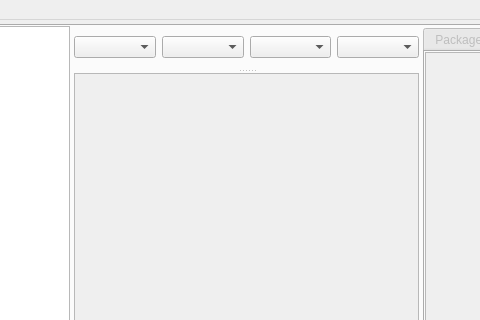
Before: the Qt Designer form obslight/ObsLightGui/ui/obsLightMain.ui in ronan22/obs-light, drawn with Qt 5; both pictures show x 210 to 690 and y 0 to 320 of the 1070 by 800 pixel window.
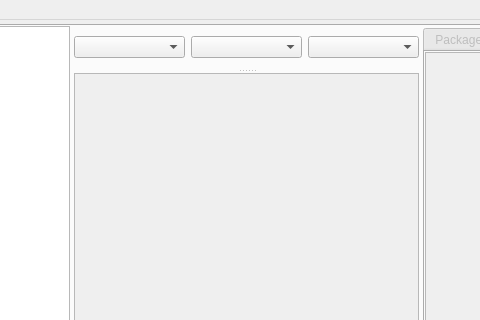
After: the same form once the commit is applied. Icons and pictures are not drawn. Custom widgets are drawn as their Qt base class.

Commit message: - Remove OBS status from UI.

What changed in the file:
```diff
--- a/obslight/ObsLightGui/ui/obsLightMain.ui
+++ b/obslight/ObsLightGui/ui/obsLightMain.ui
@@ -375,19 +375,6 @@
                </property>
               </widget>
              </item>
-             <item>
-              <widget class="QComboBox" name="obsStatusFilterComboBox">
-               <property name="sizePolicy">
-                <sizepolicy hsizetype="Expanding" vsizetype="Fixed">
-                 <horstretch>0</horstretch>
-                 <verstretch>0</verstretch>
-                </sizepolicy>
-               </property>
-               <property name="toolTip">
-                <string>Select OBS status filter</string>
-               </property>
-              </widget>
-             </item>
              <item>
               <widget class="QComboBox" name="chrootStatusComboBox">
                <property name="sizePolicy">
```
Left out of the diff: 2 changed lines with no effect on the pictures. The commit also changes 41 other files.
